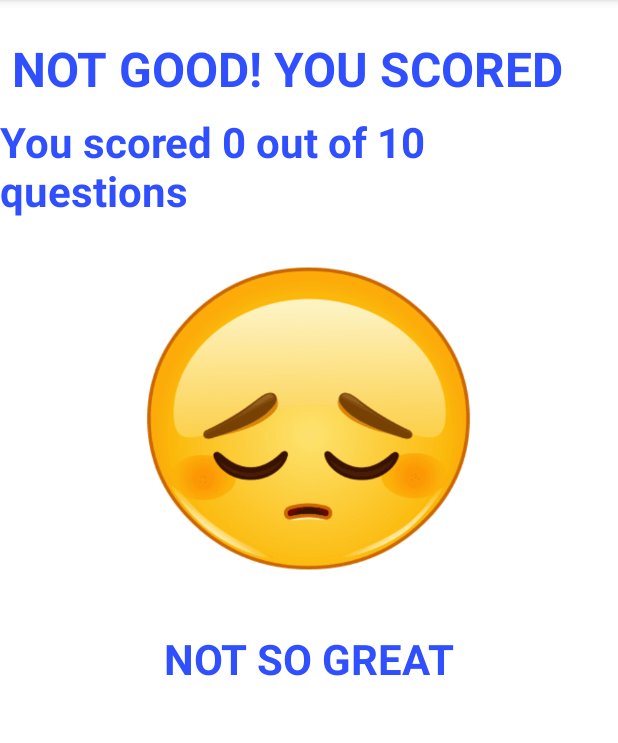
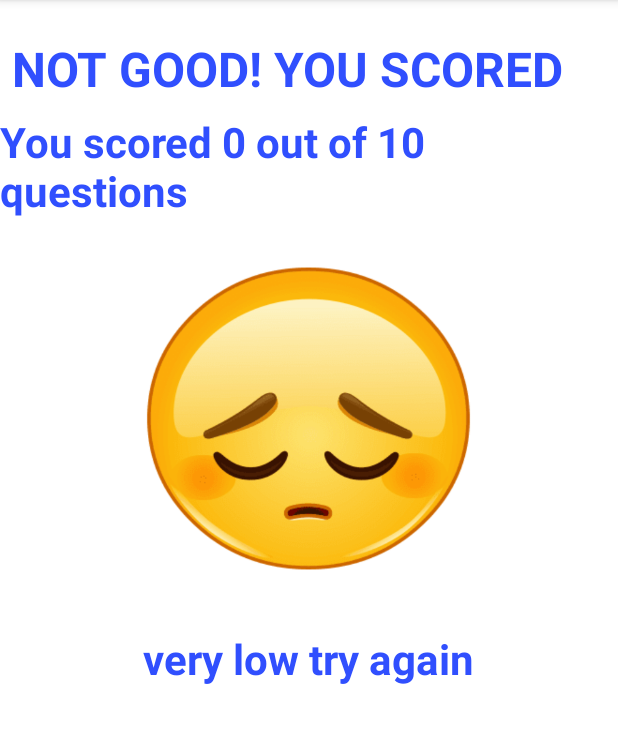
Before and after one commit to ime01/AAD-TEAM-40-ANIMATION-CHALLENGE, an Android app: the DisplayScoreActivity screen opened directly, with no data from a screen before it, on a phone screen of 412 x 824 dp, the part 84-827 px from its top. Run offline under Robolectric (Android 15) with nearby library versions, the phone set to English and light mode, and no system bars.

Commit message:
Score activity conditional statements to display results base on the kids score

```diff
--- a/app/src/main/java/com/flowz/kidsplayground/DetailActivity.java
+++ b/app/src/main/java/com/flowz/kidsplayground/DetailActivity.java
@@ -20,6 +20,7 @@ public class DetailActivity extends AppCompatActivity {
     int[] letters;
     int[] examples;
     String[] texts;
+    TextView isFor;
 
     @Override
     protected void onCreate(Bundle savedInstanceState) {
@@ -52,6 +53,8 @@ public class DetailActivity extends AppCompatActivity {
         // Bind the PagerAdapter to the ViewPager
         viewPager.setAdapter(adapter);
         setPageTransformer(new pagerTransformation());
+
+        isFor = findViewById(R.id.pager);
     }
 
     @Override
--- a/app/src/main/java/com/flowz/kidsplayground/DetailPagerAdapter.java
+++ b/app/src/main/java/com/flowz/kidsplayground/DetailPagerAdapter.java
@@ -1,6 +1,7 @@
 package com.flowz.kidsplayground;
 
 import android.content.Context;
+import android.speech.tts.TextToSpeech;
 import android.view.LayoutInflater;
 import android.view.View;
 import android.view.ViewGroup;
@@ -12,6 +13,7 @@ import androidx.constraintlayout.widget.ConstraintLayout;
 import androidx.viewpager.widget.PagerAdapter;
 
 import java.util.ArrayList;
+import java.util.Locale;
 
 public class DetailPagerAdapter extends PagerAdapter {
 
@@ -58,9 +60,10 @@ public class DetailPagerAdapter extends PagerAdapter {
         textView.setText(texts[position]);
 
         container.addView(itemView);
-
         return itemView;
     }
+
+
 
     @Override
     public void destroyItem(@NonNull ViewGroup container, int position, @NonNull Object object) {
--- a/app/src/main/java/com/flowz/kidsplayground/pagerTransformation.java
+++ b/app/src/main/java/com/flowz/kidsplayground/pagerTransformation.java
@@ -6,6 +6,7 @@ import androidx.annotation.NonNull;
 import androidx.viewpager.widget.ViewPager;
 
 public class pagerTransformation implements ViewPager.PageTransformer {
+
 
     @Override
     public void transformPage(@NonNull View page, float position) {
--- a/app/src/main/res/layout/activity_display_score.xml
+++ b/app/src/main/res/layout/activity_display_score.xml
@@ -4,7 +4,7 @@
     xmlns:tools="http://schemas.android.com/tools"
     android:layout_width="match_parent"
     android:layout_height="match_parent"
-    android:background="#ffffff"
+    android:background="@color/colorAccent3"
     tools:context=".DisplayScoreActivity">
 
     <Button
--- a/app/src/main/res/values/colors.xml
+++ b/app/src/main/res/values/colors.xml
@@ -2,7 +2,7 @@
 <resources>
     <color name="colorAccent">#d81b60</color>
     <color name="colorAccent2">#1A237E</color>
-    <color name="colorAccent3">#ffffff</color>
+    <color name="colorAccent3">#FFFFFF</color>
     <color name="colorPrimary">#304FFE</color>
     <color name="colorPrimaryDark">#000957</color>
     <color name="green">#007280</color>
--- a/app/src/main/res/values/strings.xml
+++ b/app/src/main/res/values/strings.xml
@@ -29,10 +29,10 @@
     <string name="score_from_10_to_15">GOOD! YOU SCORED</string>
     <string name="score_from_15_to_20">GREAT! YOU SCORED</string>
 
-    <string name="A">YOU ARE SUCH A SMART KID!</string>
-    <string name="C">WE KNOW YOU CAN DO BETTER</string>
-    <string name="D">NOT SO GREAT</string>
-    <string name="B">YOUR ARE ALMOST THERE</string>
+    <string name="A"> you are such a smart kid!</string>
+    <string name="C"> we know you can do better!</string>
+    <string name="D"> very low try again</string>
+    <string name="B"> you are almost there!</string>
     <string name="play_again">PLAY AGAIN</string>
     <string name="exit_app">EXIT APP</string>
     <string name="submit">SUBMIT</string>
```
Also changed, not shown: app/src/main/java/com/flowz/kidsplayground/DisplayScoreActivity.java (+53 -8 lines).
